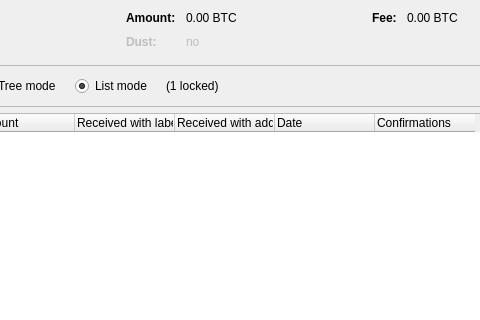
The window that src/qt/forms/coincontroldialog.ui (suiiancm/gui) describes before a commit, drawn with Qt 5; both pictures show x 137 to 617 and y 0 to 320 of the 1000 by 500 pixel window.
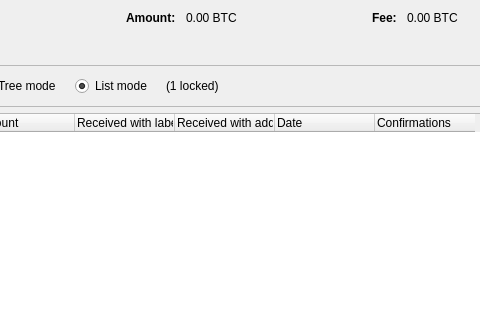
The same window after the commit. Custom widgets are drawn as their Qt base class.

Commit message: qt: remove confusing "Dust" label from coincontrol / sendcoins dialog

Patch:
```diff
--- a/src/qt/forms/coincontroldialog.ui
+++ b/src/qt/forms/coincontroldialog.ui
@@ -139,41 +139,6 @@
          </property>
         </widget>
        </item>
-       <item row="1" column="0">
-        <widget class="QLabel" name="labelCoinControlLowOutputText">
-         <property name="enabled">
-          <bool>false</bool>
-         </property>
-         <property name="font">
-          <font>
-           <weight>75</weight>
-           <bold>true</bold>
-          </font>
-         </property>
-         <property name="text">
-          <string>Dust:</string>
-         </property>
-        </widget>
-       </item>
-       <item row="1" column="1">
-        <widget class="QLabel" name="labelCoinControlLowOutput">
-         <property name="enabled">
-          <bool>false</bool>
-         </property>
-         <property name="cursor">
-          <cursorShape>IBeamCursor</cursorShape>
-         </property>
-         <property name="contextMenuPolicy">
-          <enum>Qt::ActionsContextMenu</enum>
-         </property>
-         <property name="text">
-          <string notr="true">no</string>
-         </property>
-         <property name="textInteractionFlags">
-          <set>Qt::LinksAccessibleByMouse|Qt::TextSelectableByKeyboard|Qt::TextSelectableByMouse</set>
-         </property>
-        </widget>
-       </item>
       </layout>
      </item>
      <item>
```
The commit also changes 5 other files.
